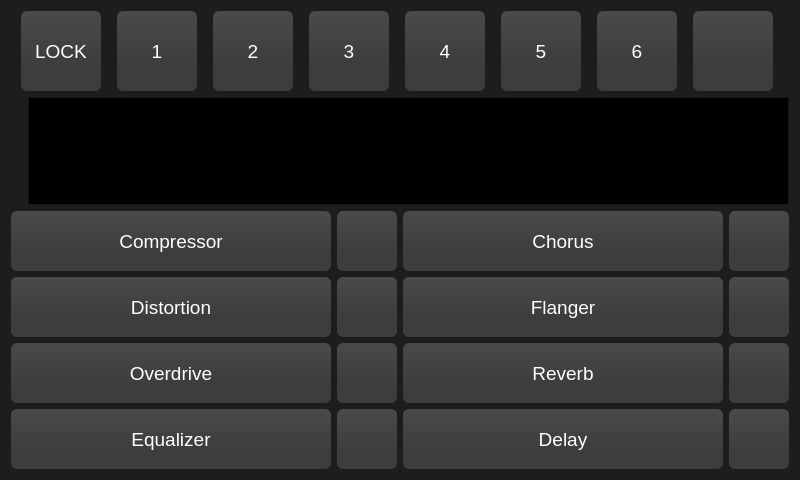
Old version of the form CrimsonGUI/mainwindow.ui in the repository eduardosacco/crimsonfx.
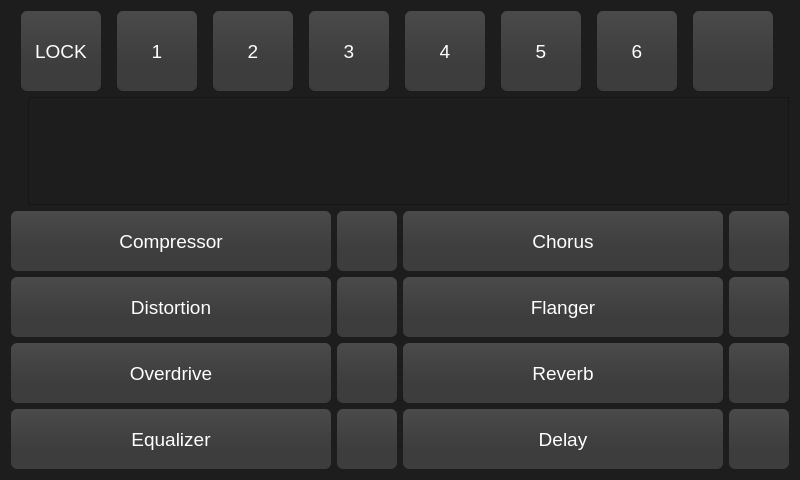
New version of the form. Icons and pictures are not drawn.

Commit message: Add functionality to quit with save btn. Add Debug functionality in MainWindow

The edit to the form file:
```diff
--- a/CrimsonGUI/mainwindow.ui
+++ b/CrimsonGUI/mainwindow.ui
@@ -15,15 +15,15 @@
   </property>
   <property name="styleSheet">
    <string notr="true">QMainWindow{
-background-color:#1d1d1d;
+background-color: #1d1d1d;
 }
 QDial{
 background-color: #4a4a4a;
 }
 QPushButton {
-font:14pt;
-font-family:Segoe UI;
-color:#fff;
+font: 14pt;
+font-family: Segoe UI;
+color: #fff;
 border: 0px;
 border-radius: 6px;      
 background-color: qlineargradient(x1: 0, y1: 0, x2: 0, y2: 0.67,  stop: 0 #4a4a4a, stop: 1 #3d3d3d);
@@ -36,10 +36,16 @@
 background-color: qlineargradient(x1: 0, y1: 0, x2: 0, y2: 0.67, stop: 0 #3d3d3d, stop: 1 #303030);
 }
 QLabel{
-font:14pt;
-font-family:Segoe UI;
-color:#fff;
-qproperty-alignment:AlignCenter;
+font: 14pt;
+font-family: Segoe UI;
+color: #fff;
+qproperty-alignment: AlignCenter;
+}
+QTextBrowser{
+background-color: #1d1d1d;
+font:10pt;
+font-family: Segoe UI;
+color: #fff;
 }</string>
   </property>
   <widget class="QWidget" name="centralWidget">
@@ -302,420 +308,13 @@
         <property name="enabled">
          <bool>true</bool>
         </property>
-        <property name="palette">
-         <palette>
-          <active>
-           <colorrole role="WindowText">
-            <brush brushstyle="SolidPattern">
-             <color alpha="255">
-              <red>255</red>
-              <green>255</green>
-              <blue>255</blue>
-             </color>
-            </brush>
-           </colorrole>
-           <colorrole role="Button">
-            <brush brushstyle="SolidPattern">
-             <color alpha="255">
-              <red>29</red>
-              <green>29</green>
-              <blue>29</blue>
-             </color>
-            </brush>
-           </colorrole>
-           <colorrole role="Light">
-            <brush brushstyle="SolidPattern">
-             <color alpha="255">
-              <red>43</red>
-              <green>43</green>
-              <blue>43</blue>
-             </color>
-            </brush>
-           </colorrole>
-           <colorrole role="Midlight">
-            <brush brushstyle="SolidPattern">
-             <color alpha="255">
-              <red>36</red>
-              <green>36</green>
-              <blue>36</blue>
-             </color>
-            </brush>
-           </colorrole>
-           <colorrole role="Dark">
-            <brush brushstyle="SolidPattern">
-             <color alpha="255">
-              <red>14</red>
-              <green>14</green>
-              <blue>14</blue>
-             </color>
-            </brush>
-           </colorrole>
-           <colorrole role="Mid">
-            <brush brushstyle="SolidPattern">
-             <color alpha="255">
-              <red>19</red>
-              <green>19</green>
-              <blue>19</blue>
-             </color>
-            </brush>
-           </colorrole>
-           <colorrole role="Text">
-            <brush brushstyle="SolidPattern">
-             <color alpha="255">
-              <red>48</red>
-              <green>48</green>
-              <blue>48</blue>
-             </color>
-            </brush>
-           </colorrole>
-           <colorrole role="BrightText">
-            <brush brushstyle="SolidPattern">
-             <color alpha="255">
-              <red>255</red>
-              <green>255</green>
-              <blue>255</blue>
-             </color>
-            </brush>
-           </colorrole>
-           <colorrole role="ButtonText">
-            <brush brushstyle="SolidPattern">
-             <color alpha="255">
-              <red>255</red>
-              <green>255</green>
-              <blue>255</blue>
-             </color>
-            </brush>
-           </colorrole>
-           <colorrole role="Base">
-            <brush brushstyle="SolidPattern">
-             <color alpha="255">
-              <red>0</red>
-              <green>0</green>
-              <blue>0</blue>
-             </color>
-            </brush>
-           </colorrole>
-           <colorrole role="Window">
-            <brush brushstyle="SolidPattern">
-             <color alpha="255">
-              <red>29</red>
-              <green>29</green>
-              <blue>29</blue>
-             </color>
-            </brush>
-           </colorrole>
-           <colorrole role="Shadow">
-            <brush brushstyle="SolidPattern">
-             <color alpha="255">
-              <red>0</red>
-              <green>0</green>
-              <blue>0</blue>
-             </color>
-            </brush>
-           </colorrole>
-           <colorrole role="AlternateBase">
-            <brush brushstyle="SolidPattern">
-             <color alpha="255">
-              <red>14</red>
-              <green>14</green>
-              <blue>14</blue>
-             </color>
-            </brush>
-           </colorrole>
-           <colorrole role="ToolTipBase">
-            <brush brushstyle="SolidPattern">
-             <color alpha="255">
-              <red>255</red>
-              <green>255</green>
-              <blue>220</blue>
-             </color>
-            </brush>
-           </colorrole>
-           <colorrole role="ToolTipText">
-            <brush brushstyle="SolidPattern">
-             <color alpha="255">
-              <red>0</red>
-              <green>0</green>
-              <blue>0</blue>
-             </color>
-            </brush>
-           </colorrole>
-          </active>
-          <inactive>
-           <colorrole role="WindowText">
-            <brush brushstyle="SolidPattern">
-             <color alpha="255">
-              <red>255</red>
-              <green>255</green>
-              <blue>255</blue>
-             </color>
-            </brush>
-           </colorrole>
-           <colorrole role="Button">
-            <brush brushstyle="SolidPattern">
-             <color alpha="255">
-              <red>29</red>
-              <green>29</green>
-              <blue>29</blue>
-             </color>
-            </brush>
-           </colorrole>
-           <colorrole role="Light">
-            <brush brushstyle="SolidPattern">
-             <color alpha="255">
-              <red>43</red>
-              <green>43</green>
-              <blue>43</blue>
-             </color>
-            </brush>
-           </colorrole>
-           <colorrole role="Midlight">
-            <brush brushstyle="SolidPattern">
-             <color alpha="255">
-              <red>36</red>
-              <green>36</green>
-              <blue>36</blue>
-             </color>
-            </brush>
-           </colorrole>
-           <colorrole role="Dark">
-            <brush brushstyle="SolidPattern">
-             <color alpha="255">
-              <red>14</red>
-              <green>14</green>
-              <blue>14</blue>
-             </color>
-            </brush>
-           </colorrole>
-           <colorrole role="Mid">
-            <brush brushstyle="SolidPattern">
-             <color alpha="255">
-              <red>19</red>
-              <green>19</green>
-              <blue>19</blue>
-             </color>
-            </brush>
-           </colorrole>
-           <colorrole role="Text">
-            <brush brushstyle="SolidPattern">
-             <color alpha="255">
-              <red>48</red>
-              <green>48</green>
-              <blue>48</blue>
-             </color>
-            </brush>
-           </colorrole>
-           <colorrole role="BrightText">
-            <brush brushstyle="SolidPattern">
-             <color alpha="255">
-              <red>255</red>
-              <green>255</green>
-              <blue>255</blue>
-             </color>
-            </brush>
-           </colorrole>
-           <colorrole role="ButtonText">
-            <brush brushstyle="SolidPattern">
-             <color alpha="255">
-              <red>255</red>
-              <green>255</green>
-              <blue>255</blue>
-             </color>
-            </brush>
-           </colorrole>
-           <colorrole role="Base">
-            <brush brushstyle="SolidPattern">
-             <color alpha="255">
-              <red>0</red>
-              <green>0</green>
-              <blue>0</blue>
-             </color>
-            </brush>
-           </colorrole>
-           <colorrole role="Window">
-            <brush brushstyle="SolidPattern">
-             <color alpha="255">
-              <red>29</red>
-              <green>29</green>
-              <blue>29</blue>
-             </color>
-            </brush>
-           </colorrole>
-           <colorrole role="Shadow">
-            <brush brushstyle="SolidPattern">
-             <color alpha="255">
-              <red>0</red>
-              <green>0</green>
-              <blue>0</blue>
-             </color>
-            </brush>
-           </colorrole>
-           <colorrole role="AlternateBase">
-            <brush brushstyle="SolidPattern">
-             <color alpha="255">
-              <red>14</red>
-              <green>14</green>
-              <blue>14</blue>
-             </color>
-            </brush>
-           </colorrole>
-           <colorrole role="ToolTipBase">
-            <brush brushstyle="SolidPattern">
-             <color alpha="255">
-              <red>255</red>
-              <green>255</green>
-              <blue>220</blue>
-             </color>
-            </brush>
-           </colorrole>
-           <colorrole role="ToolTipText">
-            <brush brushstyle="SolidPattern">
-             <color alpha="255">
-              <red>0</red>
-              <green>0</green>
-              <blue>0</blue>
-             </color>
-            </brush>
-           </colorrole>
-          </inactive>
-          <disabled>
-           <colorrole role="WindowText">
-            <brush brushstyle="SolidPattern">
-             <color alpha="255">
-              <red>14</red>
-              <green>14</green>
-              <blue>14</blue>
-             </color>
-            </brush>
-           </colorrole>
-           <colorrole role="Button">
-            <brush brushstyle="SolidPattern">
-             <color alpha="255">
-              <red>29</red>
-              <green>29</green>
-              <blue>29</blue>
-             </color>
-            </brush>
-           </colorrole>
-           <colorrole role="Light">
-            <brush brushstyle="SolidPattern">
-             <color alpha="255">
-              <red>43</red>
-              <green>43</green>
-              <blue>43</blue>
-             </color>
-            </brush>
-           </colorrole>
-           <colorrole role="Midlight">
-            <brush brushstyle="SolidPattern">
-             <color alpha="255">
-              <red>36</red>
-              <green>36</green>
-              <blue>36</blue>
-             </color>
-            </brush>
-           </colorrole>
-           <colorrole role="Dark">
-            <brush brushstyle="SolidPattern">
-             <color alpha="255">
-              <red>14</red>
-              <green>14</green>
-              <blue>14</blue>
-             </color>
-            </brush>
-           </colorrole>
-           <colorrole role="Mid">
-            <brush brushstyle="SolidPattern">
-             <color alpha="255">
-              <red>19</red>
-              <green>19</green>
-              <blue>19</blue>
-             </color>
-            </brush>
-           </colorrole>
-           <colorrole role="Text">
-            <brush brushstyle="SolidPattern">
-             <color alpha="255">
-              <red>14</red>
-              <green>14</green>
-              <blue>14</blue>
-             </color>
-            </brush>
-           </colorrole>
-           <colorrole role="BrightText">
-            <brush brushstyle="SolidPattern">
-             <color alpha="255">
-              <red>255</red>
-              <green>255</green>
-              <blue>255</blue>
-             </color>
-            </brush>
-           </colorrole>
-           <colorrole role="ButtonText">
-            <brush brushstyle="SolidPattern">
-             <color alpha="255">
-              <red>14</red>
-              <green>14</green>
-              <blue>14</blue>
-             </color>
-            </brush>
-           </colorrole>
-           <colorrole role="Base">
-            <brush brushstyle="SolidPattern">
-             <color alpha="255">
-              <red>29</red>
-              <green>29</green>
-              <blue>29</blue>
-             </color>
-            </brush>
-           </colorrole>
-           <colorrole role="Window">
-            <brush brushstyle="SolidPattern">
-             <color alpha="255">
-              <red>29</red>
-              <green>29</green>
-              <blue>29</blue>
-             </color>
-            </brush>
-           </colorrole>
-           <colorrole role="Shadow">
-            <brush brushstyle="SolidPattern">
-             <color alpha="255">
-              <red>0</red>
-              <green>0</green>
-              <blue>0</blue>
-             </color>
-            </brush>
-           </colorrole>
-           <colorrole role="AlternateBase">
-            <brush brushstyle="SolidPattern">
-             <color alpha="255">
-              <red>29</red>
-              <green>29</green>
-              <blue>29</blue>
-             </color>
-            </brush>
-           </colorrole>
-           <colorrole role="ToolTipBase">
-            <brush brushstyle="SolidPattern">
-             <color alpha="255">
-              <red>255</red>
-              <green>255</green>
-              <blue>220</blue>
-             </color>
-            </brush>
-           </colorrole>
-           <colorrole role="ToolTipText">
-            <brush brushstyle="SolidPattern">
-             <color alpha="255">
-              <red>0</red>
-              <green>0</green>
-              <blue>0</blue>
-             </color>
-            </brush>
-           </colorrole>
-          </disabled>
-         </palette>
+        <property name="html">
+         <string>&lt;!DOCTYPE HTML PUBLIC &quot;-//W3C//DTD HTML 4.0//EN&quot; &quot;http://www.w3.org/TR/REC-html40/strict.dtd&quot;&gt;
+&lt;html&gt;&lt;head&gt;&lt;meta name=&quot;qrichtext&quot; content=&quot;1&quot; /&gt;&lt;style type=&quot;text/css&quot;&gt;
+p, li { white-space: pre-wrap; }
+&lt;/style&gt;&lt;/head&gt;&lt;body style=&quot; font-family:'Segoe UI'; font-size:10pt; font-weight:400; font-style:normal;&quot;&gt;
+&lt;p style=&quot; margin-top:0px; margin-bottom:0px; margin-left:0px; margin-right:0px; -qt-block-indent:0; text-indent:0px;&quot;&gt;&lt;span style=&quot; font-family:'Ubuntu'; font-size:11pt; color:#1d1d1d;&quot;&gt;PIJA&lt;/span&gt;&lt;/p&gt;
+&lt;p style=&quot;-qt-paragraph-type:empty; margin-top:0px; margin-bottom:0px; margin-left:0px; margin-right:0px; -qt-block-indent:0; text-indent:0px; font-family:'Ubuntu'; font-size:11pt; color:#1d1d1d;&quot;&gt;&lt;br /&gt;&lt;/p&gt;&lt;/body&gt;&lt;/html&gt;</string>
         </property>
        </widget>
       </item>
```
Left out of the diff: 6 changed lines with no effect on the pictures. The commit also changes 13 other files.
